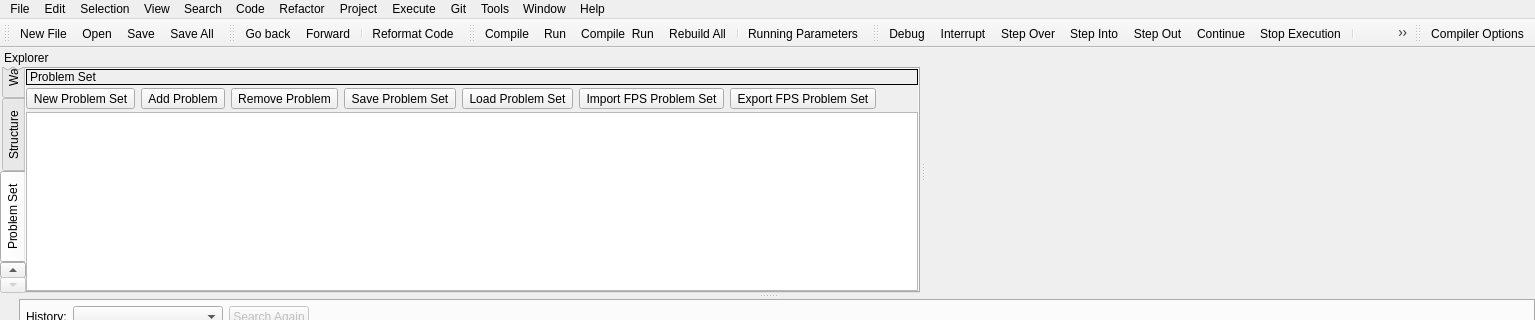
Old version of the form RedPandaIDE/mainwindow.ui in the repository royqh1979/RedPanda-CPP; both pictures show x 0 to 1535 and y 0 to 320 of the 1535 by 619 pixel window.
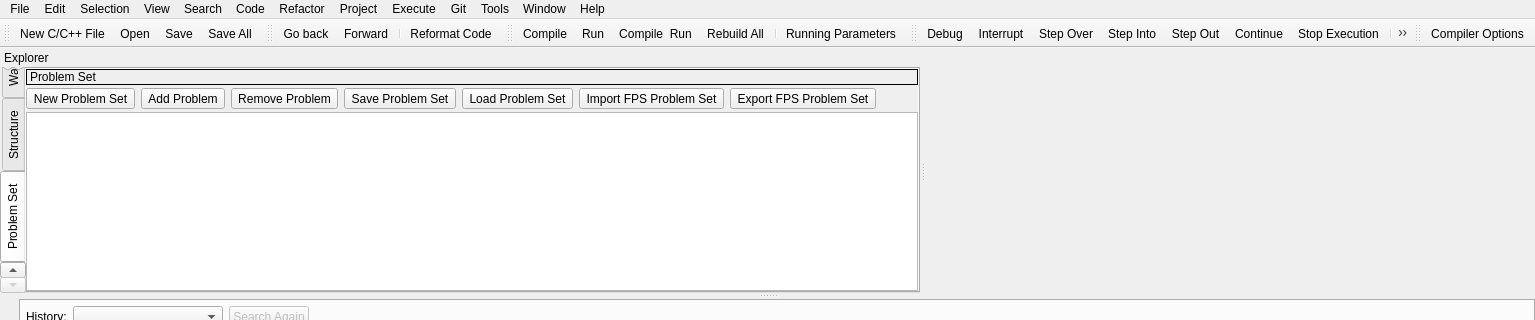
New version of the form. Icons and pictures are not drawn. Custom widgets are drawn as their Qt base class.

```diff
--- a/RedPandaIDE/mainwindow.ui
+++ b/RedPandaIDE/mainwindow.ui
@@ -2063,7 +2063,7 @@
     </iconset>
    </property>
    <property name="text">
-    <string>New File</string>
+    <string>New C/C++ File</string>
    </property>
    <property name="toolTip">
     <string>New Source File</string>
```
Left out of the diff: 5 changed lines with no effect on the pictures.
